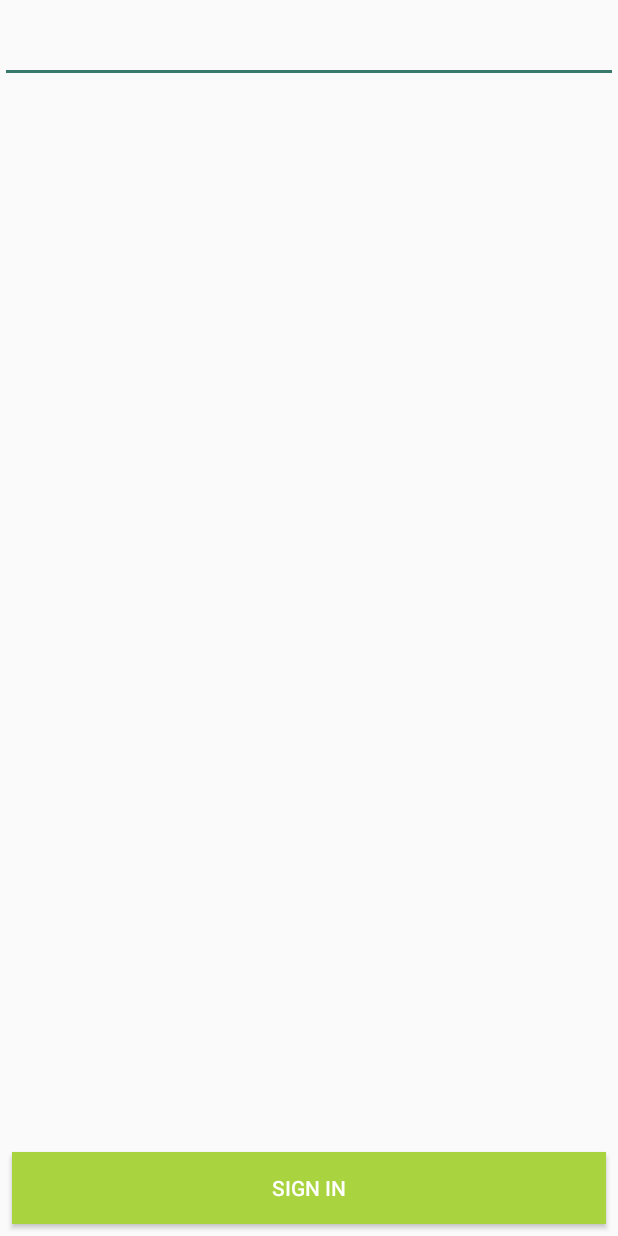
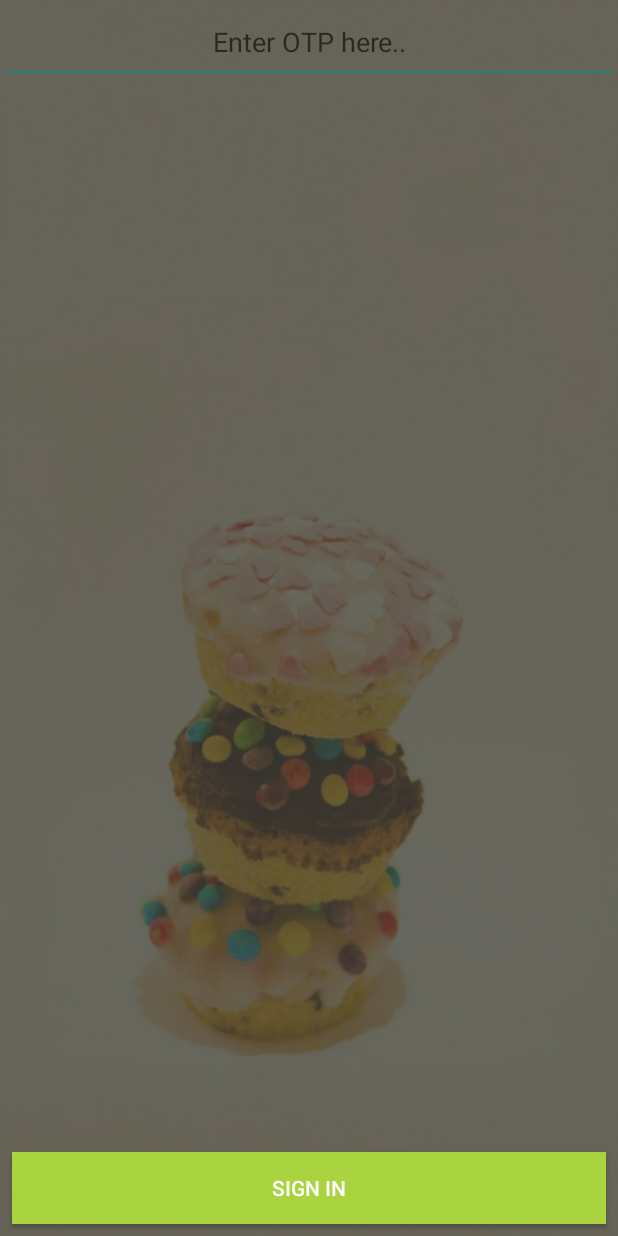
Before and after one commit to hanishk/Eat_It, an Android app: the AuthSignUp screen opened directly, with no data from a screen before it, on a phone screen of 412 x 824 dp. Run offline under Robolectric (Android 15) with nearby library versions, the phone set to English and light mode, and no system bars; our stand-ins replace Firebase (no records; nobody signed in at launch, a user with empty details on screens opened directly); libraries missing offline, so code that uses them is left out: com.rengwuxian.materialedittext.

Commit message:
otp bug fix

```diff
--- a/app/src/main/java/com/xyz/androideatit/Service/NotificationHelper.java
+++ b/app/src/main/java/com/xyz/androideatit/Service/NotificationHelper.java
@@ -56,10 +56,11 @@ public class NotificationHelper extends ContextWrapper {
                 .setAutoCancel(true)
                 .setWhen(System.currentTimeMillis())
                 .setTicker("Hanish")
-                .setContentText("Order " + key + " is " + Common.convertCodeToStatus(request.getStatus()))
+                .setContentText("Your Order is Updated to " + Common.convertCodeToStatus(request.getStatus()))
                 .setContentTitle("Eat It")
                 .setContentIntent(contentIntent)
                 .setSmallIcon(R.mipmap.ic_launcher);
+//        .setContentText("Your Order " + key + " is " + Common.convertCodeToStatus(request.getStatus()))
     }
 
 
--- a/app/src/main/java/com/xyz/androideatit/SignUp.java
+++ b/app/src/main/java/com/xyz/androideatit/SignUp.java
@@ -24,6 +24,7 @@ public class SignUp extends AppCompatActivity {
 
     MaterialEditText edtPhone, edtName, edtPassword;
     Button SignUp;
+    String phoneNumber;
 
     @Override
     protected void onCreate(Bundle savedInstanceState) {
@@ -51,10 +52,10 @@ public class SignUp extends AppCompatActivity {
                 }
 
                 if (Common.isConnectedToInternet(getBaseContext())) {
-                    String phoneNumber = number;
+                    phoneNumber = number;
 
                     Intent intent = new Intent(SignUp.this, AuthSignUp.class);
-                    intent.putExtra("phoneNumber",phoneNumber);
+                    intent.putExtra("phoneNumber", phoneNumber);
                     startActivity(intent);
 
 
--- a/app/src/main/res/layout/activity_auth_sign_up.xml
+++ b/app/src/main/res/layout/activity_auth_sign_up.xml
@@ -4,6 +4,7 @@
     xmlns:tools="http://schemas.android.com/tools"
     android:layout_width="match_parent"
     android:layout_height="match_parent"
+    android:background="@drawable/my_bg"
     tools:context=".AuthSignUp">
 
     <LinearLayout
@@ -12,10 +13,15 @@
 
 
         <EditText
+
             android:id="@+id/edtOtp"
             android:layout_width="match_parent"
             android:layout_height="wrap_content"
+            android:layout_gravity="center_horizontal"
+            android:gravity="center_horizontal"
+            android:hint="Enter OTP here.."
             android:padding="15dp"
+            android:textColor="@android:color/white"
             app:et_supportMaxChars="6"></EditText>
 
     </LinearLayout>
--- a/app/src/main/res/layout/activity_sign_in.xml
+++ b/app/src/main/res/layout/activity_sign_in.xml
@@ -23,13 +23,13 @@
             android:layout_height="wrap_content"
             android:hint="Phone Number"
             android:inputType="phone"
-
+            android:text="+91"
             android:textColor="@android:color/white"
             android:textColorHint="@android:color/white"
             android:textSize="34sp"
             app:met_baseColor="@android:color/white"
             app:met_floatingLabel="highlight"
-            app:met_maxCharacters="11"
+            app:met_maxCharacters="13"
             app:met_primaryColor="@android:color/white"
             app:met_singleLineEllipsis="true" />
 
--- a/app/src/main/res/layout/activity_sign_up.xml
+++ b/app/src/main/res/layout/activity_sign_up.xml
@@ -39,7 +39,6 @@
             android:layout_width="match_parent"
             android:layout_height="wrap_content"
             android:hint="Name"
-            android:text="hanish"
             android:textColor="@android:color/white"
             android:textColorHint="@android:color/white"
             android:textSize="34sp"
@@ -55,7 +54,6 @@
             android:layout_height="wrap_content"
             android:hint="Password"
             android:inputType="textPassword"
-            android:text="1234"
             android:textColor="@android:color/white"
             android:textColorHint="@android:color/white"
             android:textSize="34sp"
```
Also changed, not shown: app/src/main/java/com/xyz/androideatit/Home.java (+4 -4 lines).
